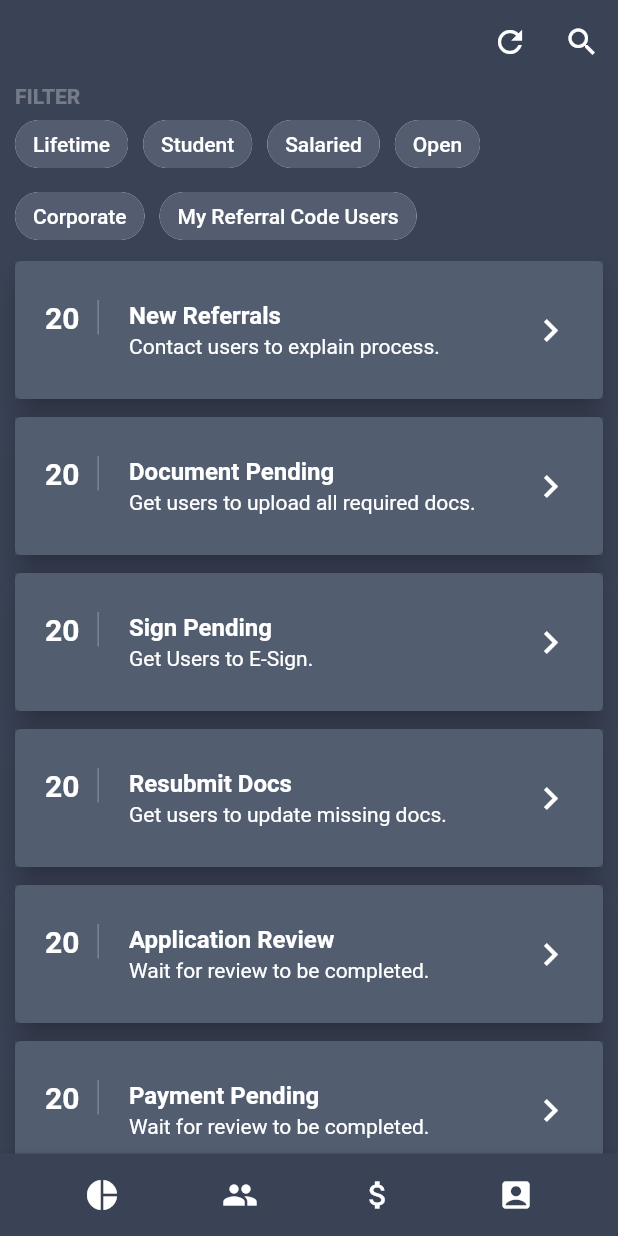
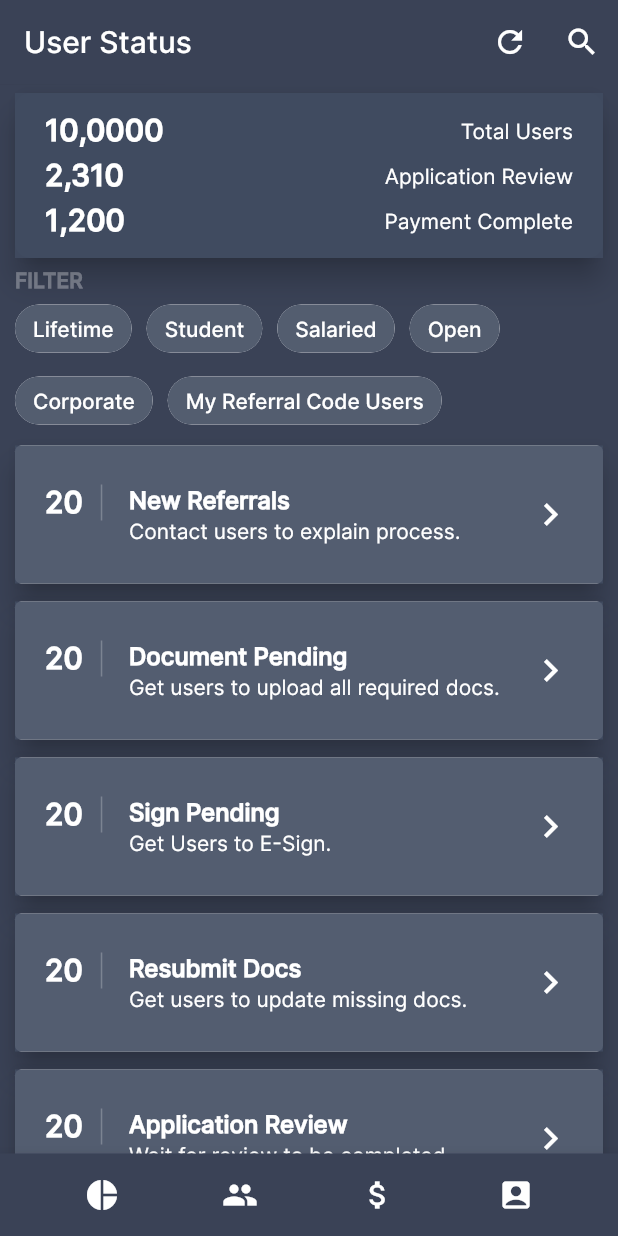
Before and after one commit to piyushp761/Total-Recall-Prototype, a Flutter app: the screen it shows after launch, on a phone screen of 412 x 824 dp. Run offline on Flutter 3.47's test engine with Material 2 defaults, Android fonts, the phone set to English and light mode, and no system bars.

Commit message:
Added Stats card and font changed.

```diff
--- a/lib/main.dart
+++ b/lib/main.dart
@@ -10,7 +10,8 @@ class MyApp extends StatelessWidget {
   Widget build(BuildContext context) {
     return new MaterialApp(
       title: 'Total Recall Prototype',
-      theme: new ThemeData(primaryColor: Color.fromRGBO(58, 66, 86, 1.0)),
+      theme: new ThemeData(
+          primaryColor: Color.fromRGBO(58, 66, 86, 1.0), fontFamily: 'Inter'),
       home: new ListPage(title: 'Total Recall'),
     );
   }
@@ -49,6 +50,7 @@ class _ListPageState extends State<ListPage> {
   final topAppBar = AppBar(
     elevation: 0.1,
     backgroundColor: Color.fromRGBO(58, 66, 86, 1.0),
+    title: Text("User Status"),
     actions: <Widget>[
       IconButton(
         icon: Icon(Icons.refresh),
@@ -64,6 +66,74 @@ class _ListPageState extends State<ListPage> {
   final makeBody = Column(
     crossAxisAlignment: CrossAxisAlignment.start,
     children: <Widget>[
+      Card(
+        elevation: 8.0,
+        margin: new EdgeInsets.symmetric(horizontal: 10.0, vertical: 6.0),
+        shape: RoundedRectangleBorder(borderRadius: BorderRadius.circular(10.0)),
+        color: Color.fromRGBO(64, 75, 96, .9),
+        child: InkWell(
+            splashColor: Color.fromRGBO(58, 66, 86, 1.0),
+            onTap: () {},
+            child: Container(
+                decoration:
+                    BoxDecoration(color: Color.fromRGBO(64, 75, 96, .9)),
+                padding: EdgeInsets.fromLTRB(10.0, 10.0, 10.0, 10.0),
+                child: Column(
+                  children: <Widget>[
+                    Container(
+                        padding: EdgeInsets.fromLTRB(10.0, 3, 10.0, 3),
+                        child: Row(
+                          mainAxisAlignment: MainAxisAlignment.spaceBetween,
+                          children: <Widget>[
+                            Text("10,0000",
+                                style: TextStyle(
+                                    color: Colors.white,
+                                    fontWeight: FontWeight.bold,
+                                    fontSize: 20.0)),
+                            Text("Total Users",
+                                style: TextStyle(
+                                    color: Colors.white,
+                                    //fontWeight: FontWeight.bold,
+                                    fontSize: 14.0)),
+                          ],
+                        )),
+                    Container(
+                        padding: EdgeInsets.fromLTRB(10.0, 3, 10.0, 3),
+                        child: Row(
+                          mainAxisAlignment: MainAxisAlignment.spaceBetween,
+                          children: <Widget>[
+                            Text("2,310",
+                                style: TextStyle(
+                                    color: Colors.white,
+                                    fontWeight: FontWeight.bold,
+                                    fontSize: 20.0)),
+                            Text("Application Review",
+                                style: TextStyle(
+                                    color: Colors.white,
+                                    //fontWeight: FontWeight.bold,
+                                    fontSize: 14.0)),
+                          ],
+                        )),
+                    Container(
+                        padding: EdgeInsets.fromLTRB(10.0, 3, 10.0, 3),
+                        child: Row(
+                          mainAxisAlignment: MainAxisAlignment.spaceBetween,
+                          children: <Widget>[
+                            Text("1,200",
+                                style: TextStyle(
+                                    color: Colors.white,
+                                    fontWeight: FontWeight.bold,
+                                    fontSize: 20.0)),
+                            Text("Payment Complete",
+                                style: TextStyle(
+                                    color: Colors.white,
+                                    //fontWeight: FontWeight.bold,
+                                    fontSize: 14.0)),
+                          ],
+                        ))
+                  ],
+                ))),
+      ),
       Padding(
         padding: EdgeInsets.fromLTRB(10.0, 0, 5, 0),
         child: Text("FILTER",
```
Also changed, not shown: 1 other file.
